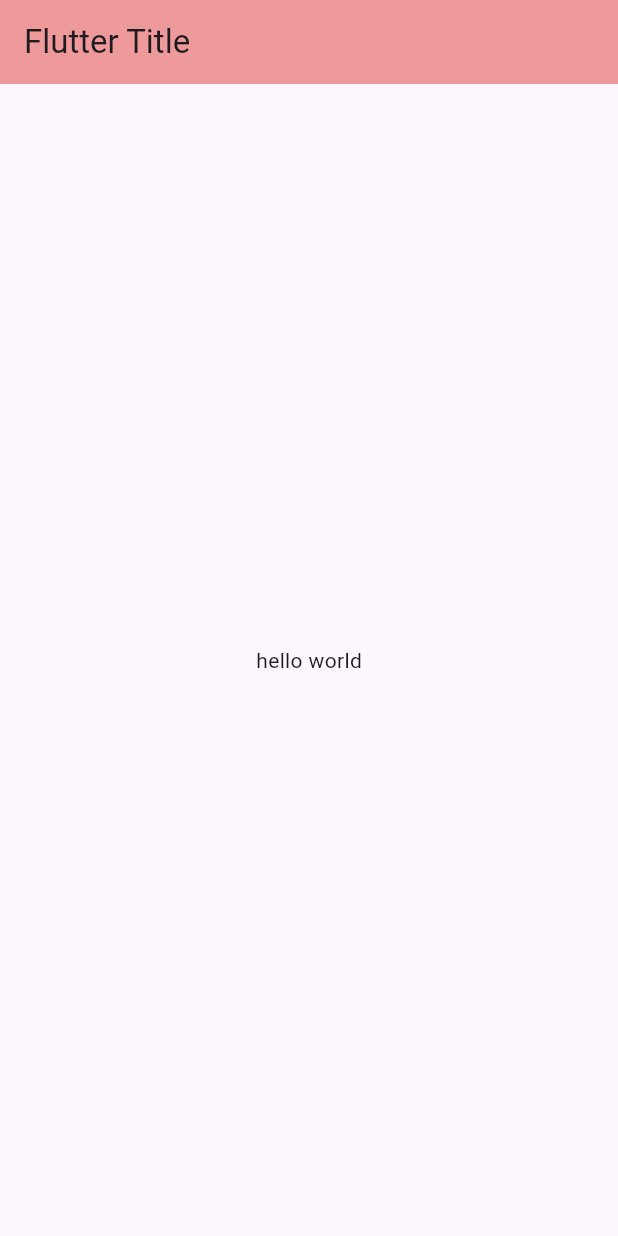
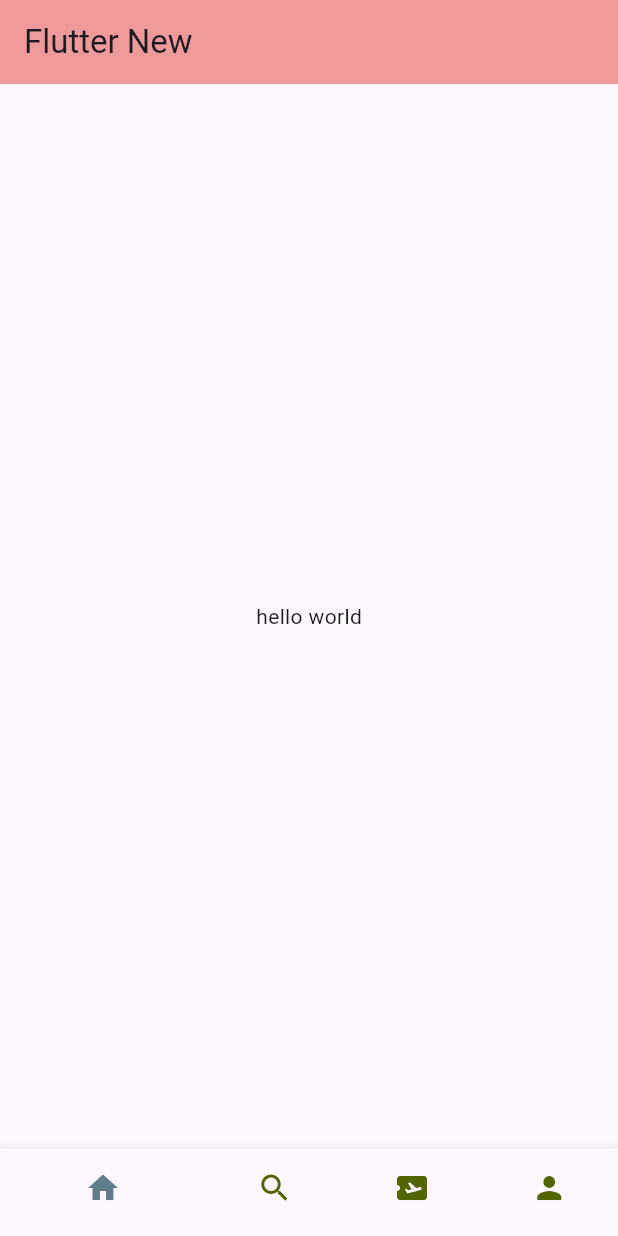
Before and after one commit to benlottejnr/uosat1, a Flutter app: the screen it shows after launch, on a phone screen of 412 x 824 dp. Run offline on Flutter 3.47's test engine with Material 3 defaults, Android fonts, the light colour scheme and no system bars.

Commit message:
icon install

```diff
--- /dev/null
+++ b/lib/base/bottom_nav_bar.dart
@@ -0,0 +1,34 @@
+import 'package:flutter/cupertino.dart';
+import 'package:flutter/material.dart';
+
+class BottomNavBar extends StatefulWidget {
+  const BottomNavBar({super.key});
+
+  @override
+  State<BottomNavBar> createState() => _BottomNavBarState();
+}
+
+class _BottomNavBarState extends State<BottomNavBar> {
+  @override
+  Widget build(BuildContext context) {
+    return Scaffold(
+        appBar: AppBar(
+          backgroundColor: Colors.red[200],
+          title: Text("Flutter New"),
+        ),
+        body: Center(child: Text("hello world")
+        ),
+      bottomNavigationBar: BottomNavigationBar(
+        selectedItemColor: Colors.blueGrey,
+          unselectedItemColor: const Color(0xFF526400),
+          showSelectedLabels: false,
+          items: [
+            BottomNavigationBarItem(icon: Icon(Icons.home), label: "Home"),
+            BottomNavigationBarItem(icon: Icon(Icons.search), label: "Search"),
+            BottomNavigationBarItem(icon: Icon(Icons.airplane_ticket), label: "Tickets"),
+            BottomNavigationBarItem(icon: Icon(Icons.person), label: "Profile"),
+          ]
+      ),
+    );
+  }
+}
--- a/lib/main.dart
+++ b/lib/main.dart
@@ -1,4 +1,5 @@
 import 'package:flutter/material.dart';
+import 'package:uosat/base/bottom_nav_bar.dart';
 
 void main() {
   runApp(const MyApp());
@@ -16,13 +17,7 @@ class MyApp extends StatelessWidget {
         colorScheme: ColorScheme.fromSeed(seedColor: Colors.deepPurple),
         useMaterial3: true,
       ),
-      home: Scaffold(
-        appBar: AppBar(
-          backgroundColor: Colors.red[200],
-          title: Text("Flutter Title"),
-        ),
-        body: Center(child: Text("hello world")),
-      ),
+      home: BottomNavBar(),
     );
   }
 }
--- a/pubspec.yaml
+++ b/pubspec.yaml
@@ -34,6 +34,7 @@ dependencies:
   # The following adds the Cupertino Icons font to your application.
   # Use with the CupertinoIcons class for iOS style icons.
   cupertino_icons: ^1.0.8
+  fluentui_icons: ^1.0.0
 
 dev_dependencies:
   flutter_test:
```
Also changed, not shown: pubspec.lock.
